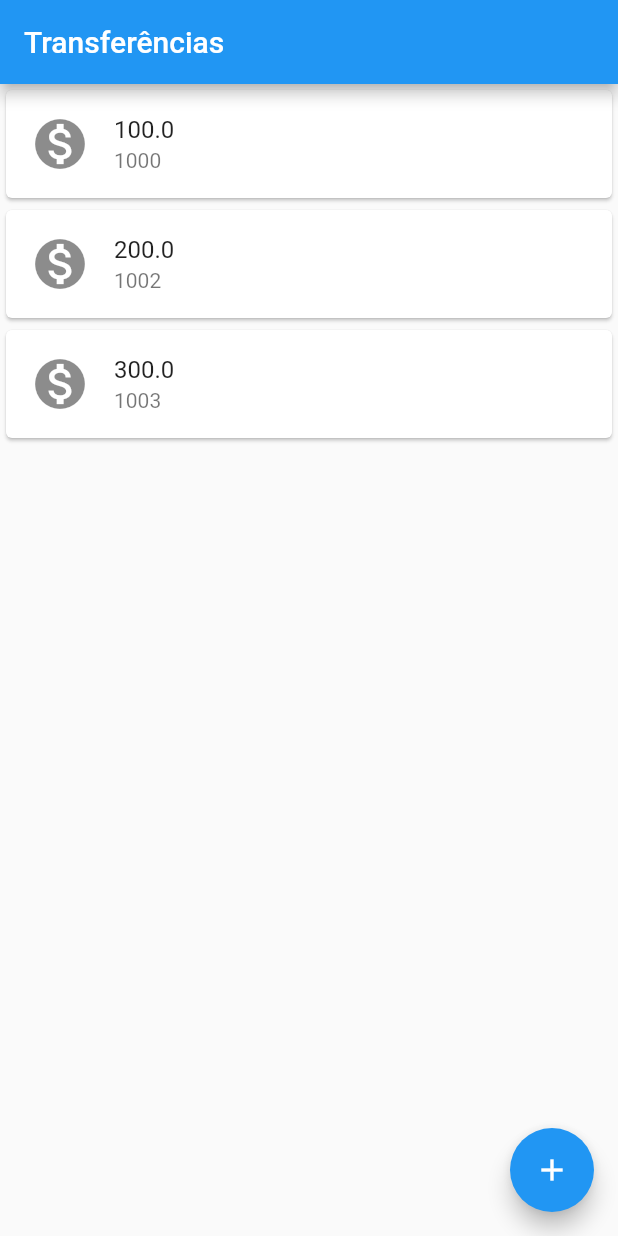
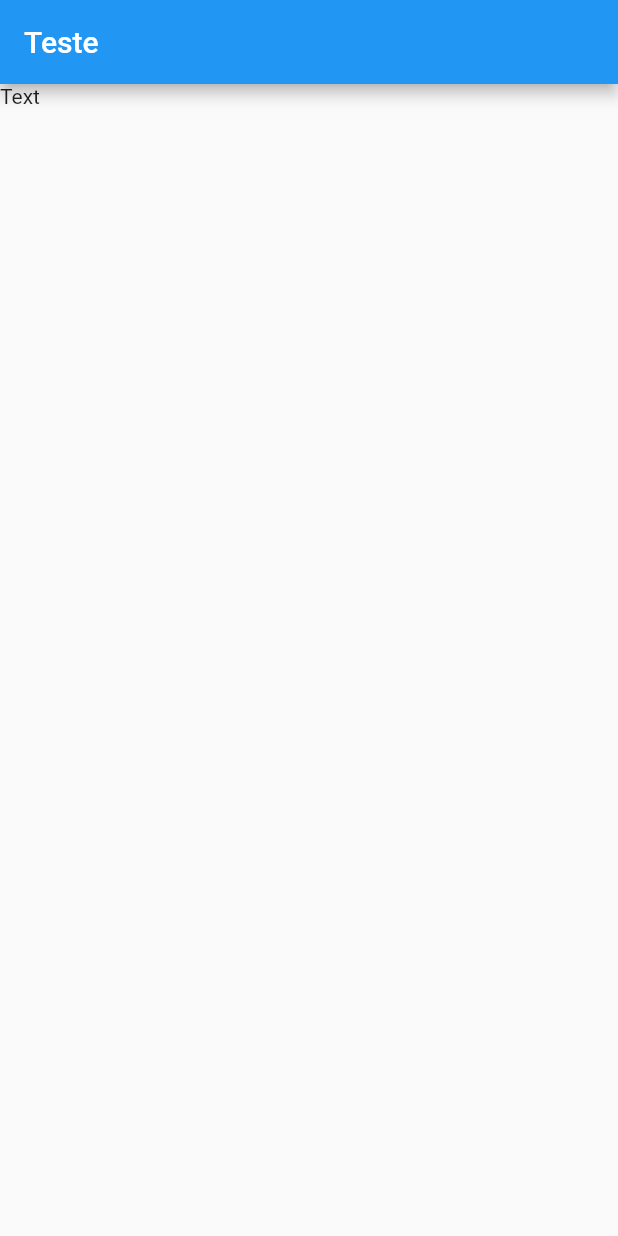
Before and after one commit to bleszerd/Bytebank-Flutter, a Flutter app: the screen it shows after launch, on a phone screen of 412 x 824 dp. Run offline on Flutter 3.47's test engine with Material 2 defaults, Android fonts, the phone set to English and light mode, and no system bars.

Commit message:
refator for hot reload

```diff
--- a/lib/main.dart
+++ b/lib/main.dart
@@ -1,31 +1,50 @@
 import 'package:flutter/material.dart';
 
-void main() => runApp(
-      MaterialApp(
-        home: Scaffold(
-          body: ListaTransferencias(),
-          appBar: AppBar(
-            title: Text(
-              'Transferências',
-            ),
-          ),
-          floatingActionButton: FloatingActionButton(
-            onPressed: () {},
-            child: Icon(Icons.add),
-          ),
-        ),
+void main() => runApp(BytebankApp());
+
+class BytebankApp extends StatelessWidget {
+  @override
+  Widget build(BuildContext context) {
+    return MaterialApp(
+      home: Scaffold(
+        body: FormularioTransferencia(),
       ),
     );
+  }
+}
+
+class FormularioTransferencia extends StatelessWidget {
+  @override
+  Widget build(BuildContext context) {
+    return Scaffold(
+      appBar: AppBar(
+        title: Text("Teste"),
+      ),
+      body: Text("Text"),
+    );
+  }
+}
 
 class ListaTransferencias extends StatelessWidget {
   @override
   Widget build(BuildContext context) {
-    return Column(
-      children: <Widget>[
-        ItemTransferencia(Transferencia(100, 1000)),
-        ItemTransferencia(Transferencia(200, 1002)),
-        ItemTransferencia(Transferencia(300, 1003)),
-      ],
+    return Scaffold(
+      appBar: AppBar(
+        title: Text(
+          'Transferências',
+        ),
+      ),
+      body: Column(
+        children: <Widget>[
+          ItemTransferencia(Transferencia(100, 1000)),
+          ItemTransferencia(Transferencia(200, 1002)),
+          ItemTransferencia(Transferencia(300, 1003)),
+        ],
+      ),
+      floatingActionButton: FloatingActionButton(
+        onPressed: () {},
+        child: Icon(Icons.add),
+      ),
     );
   }
 }
```
